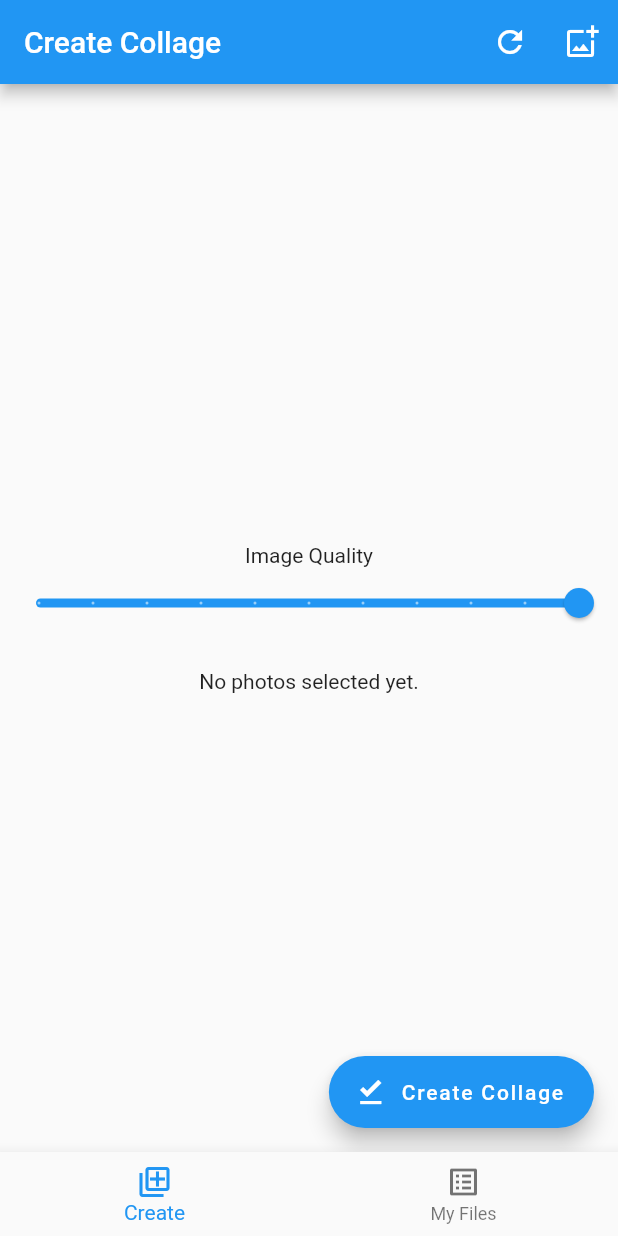
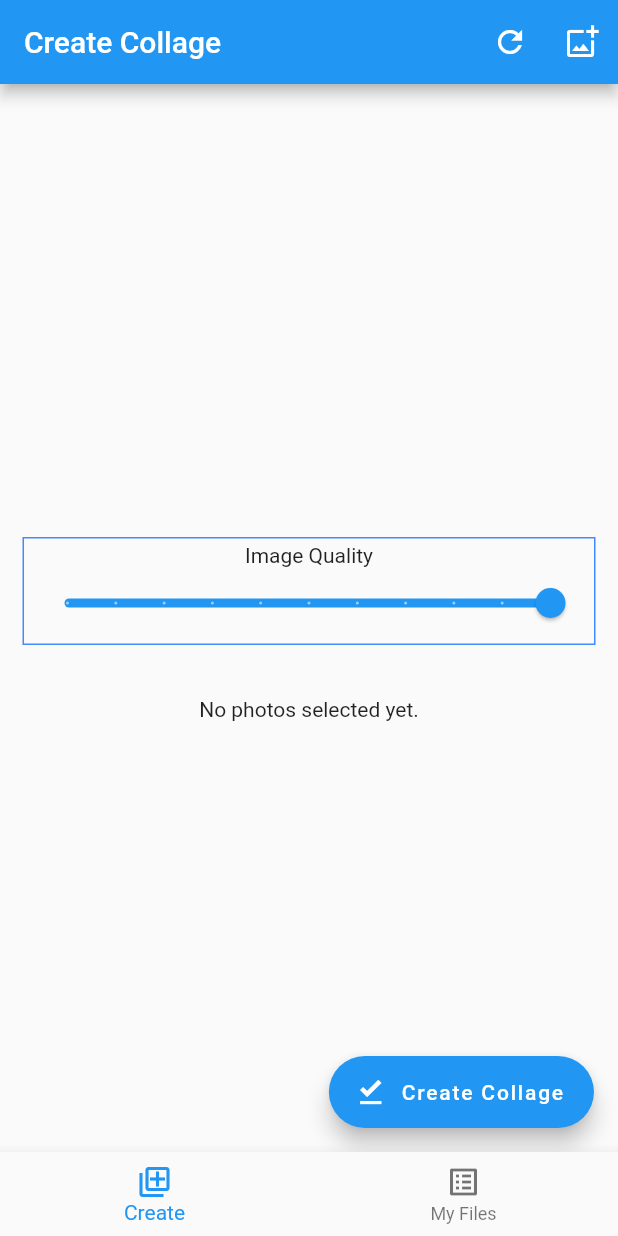
Before and after one commit to alitann/image_picker, a Flutter app: the screen it shows after launch, after a tap on the "refresh" icon, on a phone screen of 412 x 824 dp. Run offline on Flutter 3.47's test engine with Material 2 defaults, Android fonts, the phone set to English and light mode, and no system bars; our stand-ins replace equatable, flutter_bloc, image_picker, pdf, reorderable_grid_view, share_plus; missing offline and left inert: pdf_viewer_plugin.

Commit message:
unused codes have been removed.

```diff
--- a/lib/repository/pdf_repository.dart
+++ b/lib/repository/pdf_repository.dart
@@ -16,6 +16,7 @@ abstract class IPdfRepository {
 
 class PdfRepository extends IPdfRepository {
   PdfRepository(super.pdfService);
+
   @override
   Future<File?> createPdfFile(BuildContext contextMain, List<CImage> imageList) async {
     return await pdfService.createPdfFile(contextMain, imageList);
--- a/lib/repository/storage_repository.dart
+++ b/lib/repository/storage_repository.dart
@@ -28,7 +28,6 @@ class StorageRepository extends IStorageRepository {
 
   @override
   Future<List<File>> getLocalFileList() async {
-    // await Future.delayed(const Duration(milliseconds: 1));
     return await Future.value(_storageService.getLocalFileList());
   }
 
--- a/lib/service/pdf_service.dart
+++ b/lib/service/pdf_service.dart
@@ -16,7 +16,6 @@ abstract class IPdfService {
 }
 
 class PdfService extends IPdfService {
-// class PdfService {
   late List<CImage> imageList;
 
   @override
--- a/lib/view/create_collage_view.dart
+++ b/lib/view/create_collage_view.dart
@@ -27,9 +27,8 @@ class _CreateCollageViewState extends State<CreateCollageView> {
   ImagePickerBloc? imagePickerBloc;
   BottomNavigationBloc? bottomNavigationBloc;
   PdfFileBloc? pdfFileBloc;
+  static const int imgQuality = 100;
   int imageQuality = 100;
-
-  final data = [1, 2, 3, 4, 5];
 
   @override
   void initState() {
@@ -101,7 +100,14 @@ class _CreateCollageViewState extends State<CreateCollageView> {
   Center handleImageInitialState() {
     return Center(
       child: Column(
+        mainAxisSize: MainAxisSize.min,
         mainAxisAlignment: MainAxisAlignment.center,
+        children: [
+          Container(
+            margin: const EdgeInsets.all(15.0),
+            padding: const EdgeInsets.all(3.0),
+            decoration: BoxDecoration(border: Border.all(color: Colors.blueAccent)),
+            child: Column(
               children: [
                 const Text(ApplicationConstants.imageQualityTitle),
                 Slider(
@@ -114,6 +120,9 @@ class _CreateCollageViewState extends State<CreateCollageView> {
                       imageQuality = val.toInt();
                       imagePickerBloc?.add(ImagePickerSetQualityEvent((imageQuality ~/ 1)));
                     }),
+              ],
+            ),
+          ),
           const SizedBox(height: 20),
           const Text(ApplicationConstants.noSelectedPhotos),
         ],
@@ -126,8 +135,6 @@ class _CreateCollageViewState extends State<CreateCollageView> {
 
   Widget handleImageLoadedState(ImagePickerLoadedState state) {
     return Center(
-      // use ReorderableGridView.count() when version >= 2.0.0
-      // else use ReorderableGridView()
       child: ReorderableGridView.count(
         padding: const EdgeInsets.all(20),
         addSemanticIndexes: true,
@@ -199,8 +206,10 @@ class _CreateCollageViewState extends State<CreateCollageView> {
   }
 
   void _resetView() {
-    imagePickerBloc?.add(ImagePickerResetEvent());
     pdfFileBloc?.add(PdfFileResetRequest());
+    imagePickerBloc?.add(const ImagePickerSetQualityEvent((imgQuality)));
+    // imagePickerBloc?.add(ImagePickerResetEvent());
+
     imageList = [];
   }
 
--- a/lib/view/list_collage_view.dart
+++ b/lib/view/list_collage_view.dart
@@ -67,7 +67,6 @@ class _ListCollageViewState extends State<ListCollageView> {
 
   ListTile _buildListTile(BuildContext context, String title, File pdfFile) {
     return ListTile(
-      // leading: const Icon(Icons.list),
       trailing: _buildListTileTrailing(context, title, pdfFile),
       title: Text('${ApplicationConstants.myCollage} ${title.substring(0, title.length - 7)}'),
       subtitle: Text(title),
--- a/lib/view/main_view.dart
+++ b/lib/view/main_view.dart
@@ -22,7 +22,6 @@ class TabBarController extends StatelessWidget {
 
   @override
   Widget build(BuildContext context) {
-    //read navigationBloc and set a variable
     final bottomNavigationBloc = context.read<BottomNavigationBloc>();
 
     return DefaultTabController(
```
Also changed, not shown: lib/bloc/bloc/collage_list_bloc.dart (+1 -13 lines), 2 other files. Lines whose indentation alone changed are shown as unchanged.
